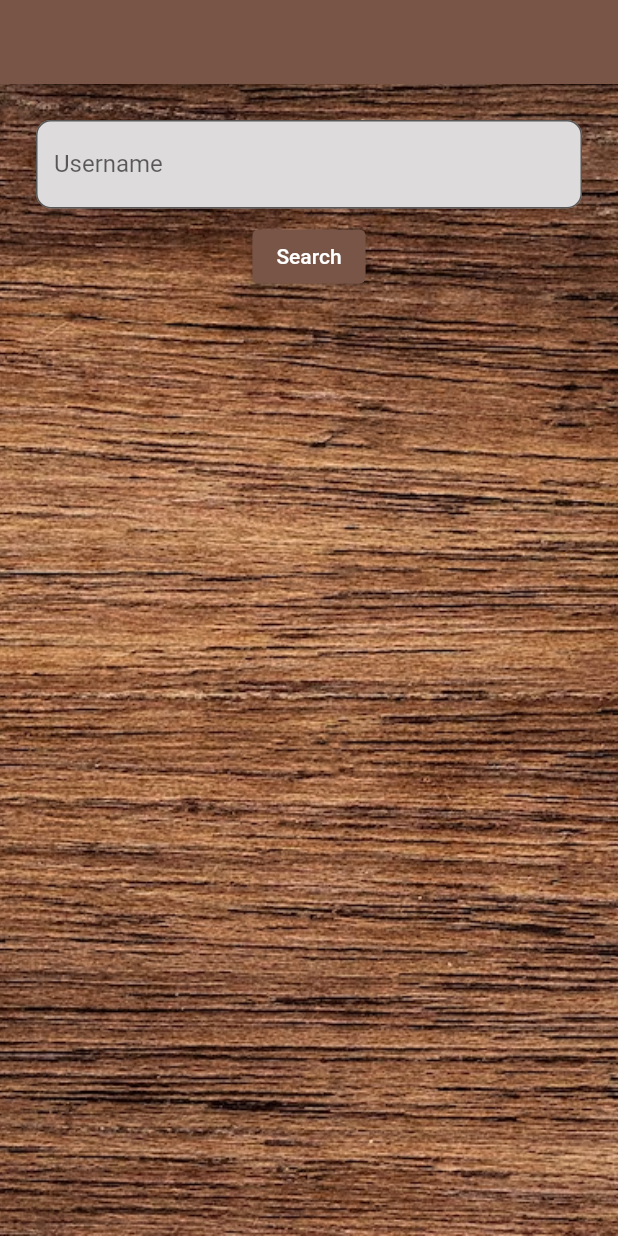
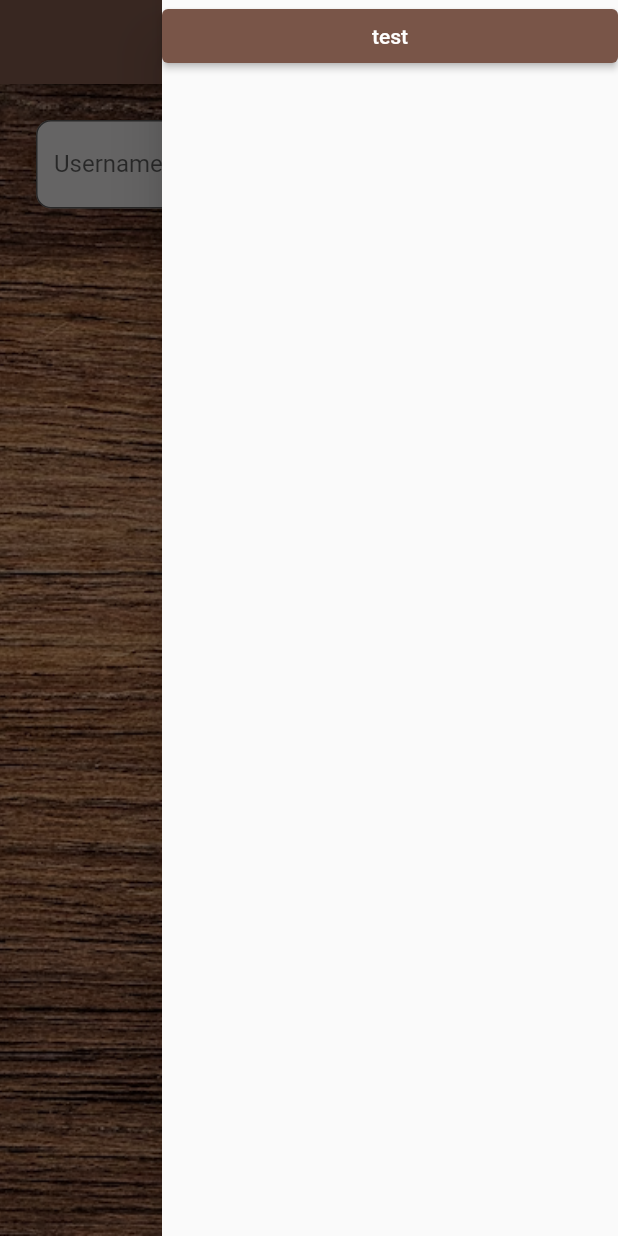
Before and after one commit to dawidwrobel97/chess_champ, a Flutter app: the screen it shows after launch, with the side drawer open (before the commit the screen has no drawer), on a phone screen of 412 x 824 dp. Run offline on Flutter 3.47's test engine with Material 2 defaults, Android fonts, the phone set to English and light mode, and no system bars; our stand-ins replace bloc, dio, flutter_bloc.

Commit message:
Added appBar

```diff
--- /dev/null
+++ b/lib/src/common_widgets/app_bar.dart
@@ -0,0 +1,12 @@
+import 'package:flutter/material.dart';
+
+class MyAppBar extends StatelessWidget with PreferredSizeWidget {
+  const MyAppBar({super.key});
+  @override
+  Size get preferredSize => const Size.fromHeight(kToolbarHeight);
+
+  @override
+  Widget build(BuildContext context) {
+    return AppBar();
+  }
+}
--- a/lib/src/features/home_page/presentation/pages/home_page.dart
+++ b/lib/src/features/home_page/presentation/pages/home_page.dart
@@ -1,3 +1,5 @@
+import 'package:chess_app/src/common_widgets/app_bar.dart';
+import 'package:chess_app/src/features/chess_game/presentation/chess_game.dart';
 import 'package:chess_app/src/features/home_page/data/data_sources/chess_game_data_source.dart';
 import 'package:chess_app/src/features/home_page/data/repositories/chess_game_repository.dart';
 import 'package:chess_app/src/features/home_page/presentation/cubits/cubit/home_page_cubit.dart';
@@ -63,7 +65,22 @@ class _HomePageBodyState extends State<_HomePageBody> {
           final chessGamesModels = state.listOfChessGamesModels;
           return Scaffold(
             backgroundColor: Colors.transparent,
-            appBar: AppBar(),
+            appBar: const MyAppBar(),
+            endDrawer: Drawer(
+              child: ListView(
+                children: [
+                  ElevatedButton(
+                      onPressed: () {
+                        Navigator.of(context).push(
+                          MaterialPageRoute(
+                            builder: (context) => const ChessGame(),
+                          ),
+                        );
+                      },
+                      child: const Text('test'))
+                ],
+              ),
+            ),
             body: Padding(
               padding: const EdgeInsets.all(8.0),
               child: Column(
```
Also changed, not shown: lib/src/features/chess_game/presentation/chess_game.dart (added, +13 -0 lines).
